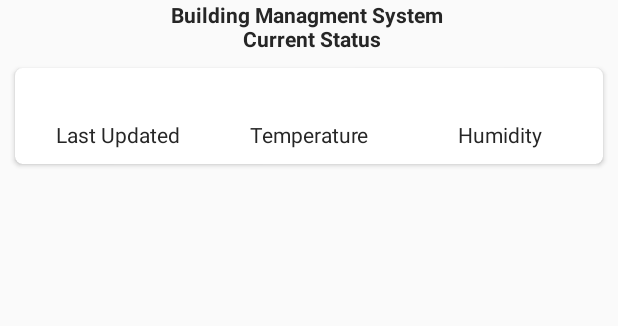
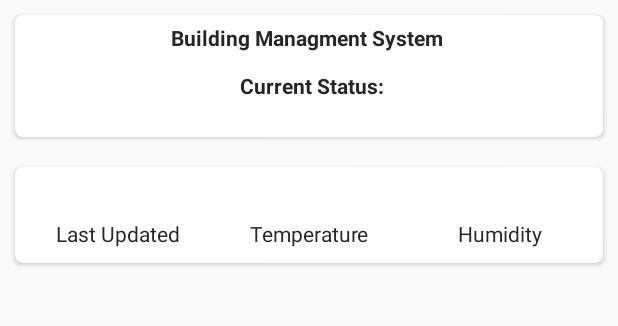
Before and after one commit to LeonMulvaney/IoTProject, an Android app: the SystemStatus screen opened directly, with no data from a screen before it, on a phone screen of 412 x 824 dp, the part 317-643 px from its top. Run offline under Robolectric (Android 15) with nearby library versions, the phone set to English and light mode, and no system bars; our stand-ins replace Firebase (no records; nobody signed in at launch, a user with empty details on screens opened directly).

Commit message:
Status Added to System Status Activity

```diff
--- a/app/src/main/java/ie/ncirl/x14445618student/bmscontroller/SystemStatus.java
+++ b/app/src/main/java/ie/ncirl/x14445618student/bmscontroller/SystemStatus.java
@@ -19,10 +19,12 @@ public class SystemStatus extends AppCompatActivity {
     TextView lastUpdatedTv;
     TextView temperatureTv;
     TextView humidityTv;
+    TextView statusTv;
 
     String last_update;
     String temperature;
     String humidity;
+    String status;
 
     @Override
     protected void onCreate(Bundle savedInstanceState) {
@@ -40,6 +42,7 @@ public class SystemStatus extends AppCompatActivity {
         lastUpdatedTv = findViewById(R.id.lastUpdatedTv);
         temperatureTv = findViewById(R.id.temperatureTv);
         humidityTv = findViewById(R.id.humidityTv);
+        statusTv = findViewById(R.id.statusTv);
 
         getValues();
     }//End of OnCreate
@@ -61,10 +64,12 @@ public class SystemStatus extends AppCompatActivity {
                      last_update = ds.child("last_updated").getValue().toString();
                      temperature = ds.child("temperature").getValue().toString() + " °C";
                      humidity = ds.child("humidity").getValue().toString() + " %";
+                     status = ds.child("status").getValue().toString();
                 }
                 lastUpdatedTv.setText(last_update);
                 temperatureTv.setText(temperature);
                 humidityTv.setText(humidity);
+                statusTv.setText(status);
 
             }
 
--- a/app/src/main/res/layout/activity_system_status.xml
+++ b/app/src/main/res/layout/activity_system_status.xml
@@ -20,13 +20,37 @@
             android:src="@drawable/logo"/>
     </LinearLayout>
 
-    <TextView
+    <android.support.v7.widget.CardView
         android:layout_width="fill_parent"
         android:layout_height="wrap_content"
-        android:text="Building Managment System \n Current Status"
-        android:textColor="@color/colorPrimary"
-        android:textAlignment="center"
-        android:textStyle="bold"/>
+        app:cardCornerRadius="5dp"
+        android:layout_marginTop="10dp"
+        android:layout_margin="10dp">
+
+        <LinearLayout
+            android:layout_width="fill_parent"
+            android:layout_height="wrap_content"
+            android:orientation="vertical"
+            android:textAlignment="center"
+            android:padding="5dp">
+
+            <TextView
+                android:layout_width="fill_parent"
+                android:layout_height="wrap_content"
+                android:text="Building Managment System \n\n Current Status:"
+                android:textColor="@color/colorPrimary"
+                android:textAlignment="center"
+                android:textStyle="bold"/>
+
+            <TextView
+                android:id="@+id/statusTv"
+                android:layout_width="fill_parent"
+                android:layout_height="wrap_content"
+                android:textAlignment="center"
+                android:textColor="@color/colorAccent"
+                android:textStyle="bold" />
+        </LinearLayout>
+    </android.support.v7.widget.CardView>
 
     <android.support.v7.widget.CardView
         android:layout_width="fill_parent"
```
